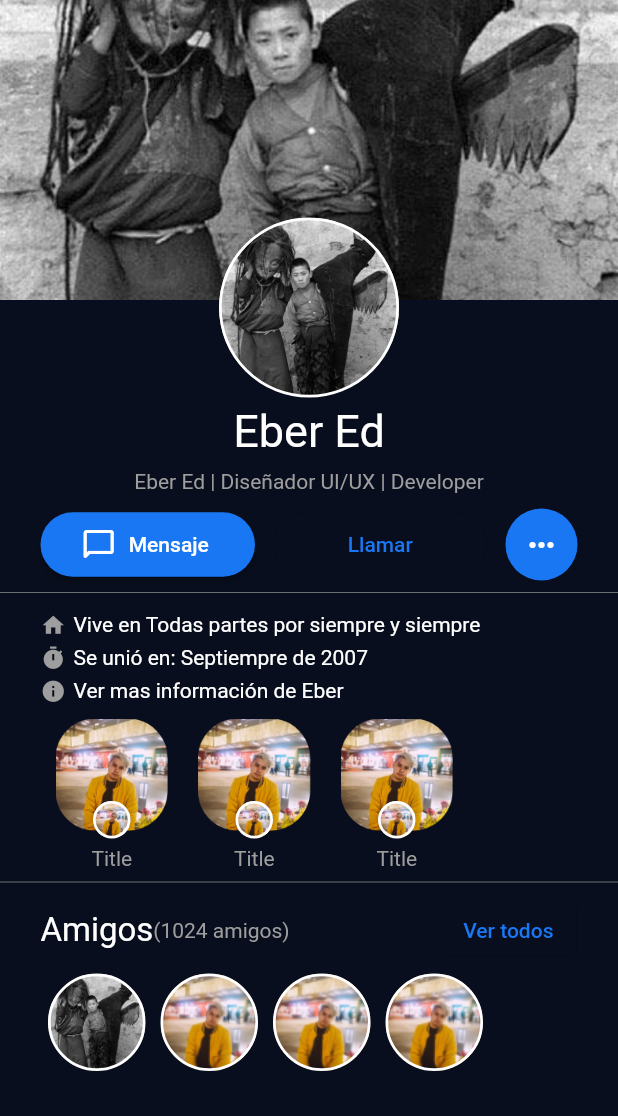
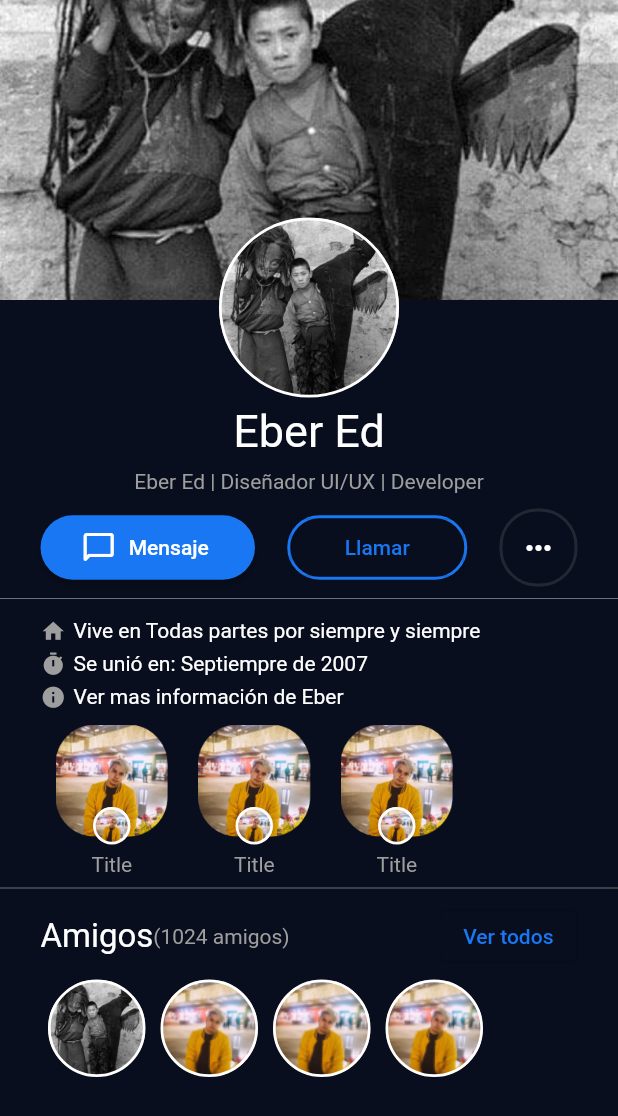
Before and after one commit to doneber/fb-design-in-flutter, a Flutter app: the Profile screen opened directly, on a phone screen of 412 x 824 dp. Shown: the top 1116 px of the screen. Run offline on Flutter 3.47's test engine with Material 2 defaults, Android fonts, the phone set to English and light mode, and no system bars.

Commit message:
Decorate buttons in profile page like the design

```diff
--- a/lib/screens/profile/profile.dart
+++ b/lib/screens/profile/profile.dart
@@ -74,24 +74,28 @@ class Profile extends StatelessWidget {
                   ),
                 )),
           ),
-          ConstrainedBox(
-            constraints: BoxConstraints.tightFor(width: 143, height: 43),
-            child: OutlinedButton(
-              onPressed: () {},
-              child: Text('Llamar'),
-              style: OutlinedButton.styleFrom(
-                primary: Color(0xff1977F3),
-                shape: RoundedRectangleBorder(
-                  borderRadius: BorderRadius.circular(26.0),
-                  side: BorderSide(color: Colors.blue),
+          Ink(
+            decoration: BoxDecoration(
+              border: Border.all(color: Color(0xff1977F3), width: 2.0),
+              borderRadius: BorderRadius.circular(25),
+            ),
+            width: 120,
+            height: 43,
+            child: InkWell(
+              onTap: null,
+              child: OutlinedButton(
+                onPressed: () {},
+                child: Text('Llamar'),
+                style: OutlinedButton.styleFrom(
+                  primary: Color(0xff1977F3),
                 ),
               ),
             ),
           ),
           Ink(
-            decoration: ShapeDecoration(
-              color: Color(0xff1977F3),
-              shape: CircleBorder(),
+            decoration: BoxDecoration(
+              border: Border.all(color: Color(0xff222833), width: 2.0),
+              borderRadius: BorderRadius.circular(25),
             ),
             child: IconButton(
               icon: Icon(Icons.more_horiz_rounded),
```
